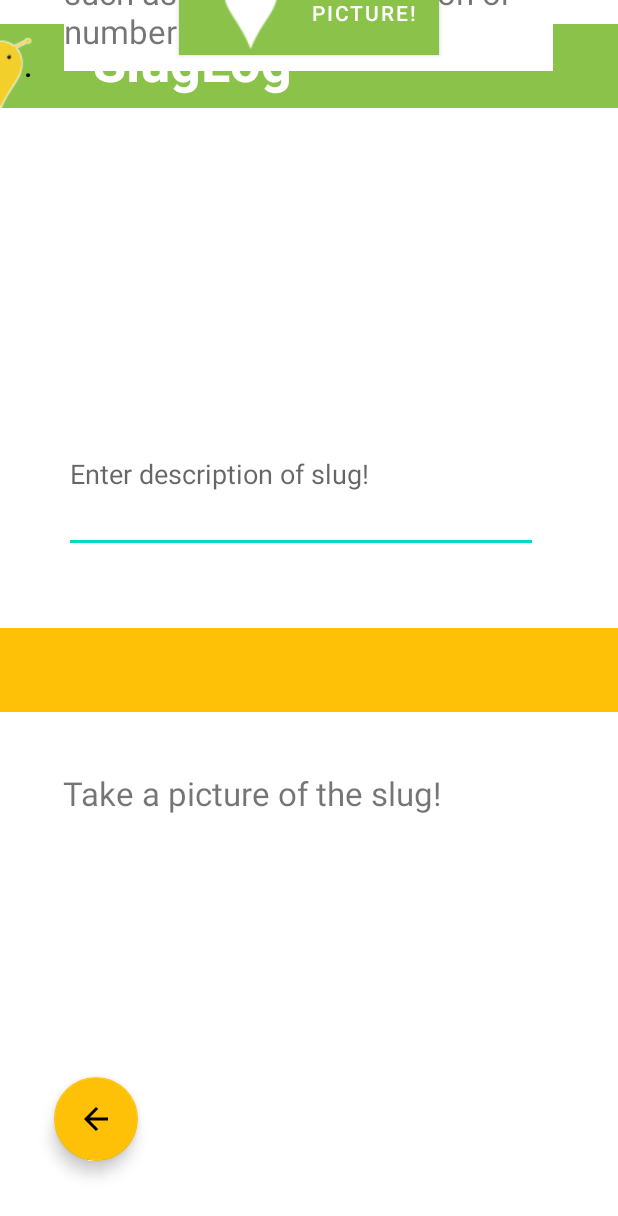
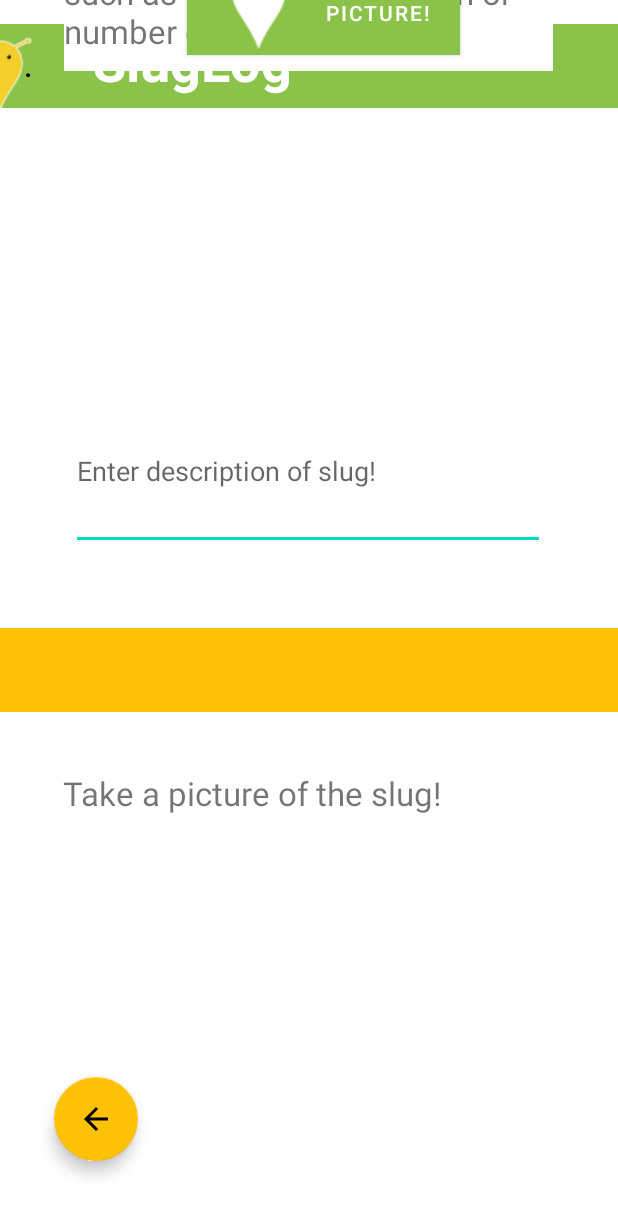
Before and after one commit to Clarencemeo/Slug, an Android app: the activity_uio screen opened directly, with no data from a screen before it, on a phone screen of 412 x 824 dp. Shown: the top 1216 px of the screen. Run offline under Robolectric (Android 15) with nearby library versions, the phone set to English and light mode, and no system bars.

Commit message:
Fixed textbox glitch

```diff
--- a/app/src/main/java/com/example/slug/activity_uio.java
+++ b/app/src/main/java/com/example/slug/activity_uio.java
@@ -97,7 +97,7 @@ public class activity_uio extends AppCompatActivity   {
             //so, inside "text input", it will store the value from the textboxes variable
             //this text input variable can be transferred between activties through the myIntent thingy
             //Log.v("EditText", textboxes.getText().toString());
-            if (textboxResult == null) {
+            if (textboxResult != null && !textboxResult.isEmpty()) {
                 myIntent.putExtra("textInput", textboxResult);
             }
             else {
--- a/app/src/main/res/layout/activity_uio.xml
+++ b/app/src/main/res/layout/activity_uio.xml
@@ -108,14 +108,14 @@
         android:maxLines="5"
         app:layout_constraintBottom_toBottomOf="parent"
         app:layout_constraintEnd_toEndOf="parent"
-        app:layout_constraintHorizontal_bias="0.442"
+        app:layout_constraintHorizontal_bias="0.494"
         app:layout_constraintStart_toStartOf="parent"
         app:layout_constraintTop_toTopOf="parent"
-        app:layout_constraintVertical_bias="0.366" />
+        app:layout_constraintVertical_bias="0.364" />
 
     <Button
         android:id="@+id/buttonimage"
-        android:layout_width="173dp"
+        android:layout_width="182dp"
         android:layout_height="72dp"
         android:background="#FFFFFF"
         android:text="@string/UploadImage"
@@ -123,9 +123,10 @@
         app:icon="@drawable/icon_slug"
         app:layout_constraintBottom_toBottomOf="@+id/include"
         app:layout_constraintEnd_toEndOf="parent"
+        app:layout_constraintHorizontal_bias="0.541"
         app:layout_constraintStart_toStartOf="parent"
         app:layout_constraintTop_toTopOf="parent"
-        app:layout_constraintVertical_bias="0.947" />
+        app:layout_constraintVertical_bias="0.945" />
 
     <ImageView
         android:id="@+id/imageView"
```
